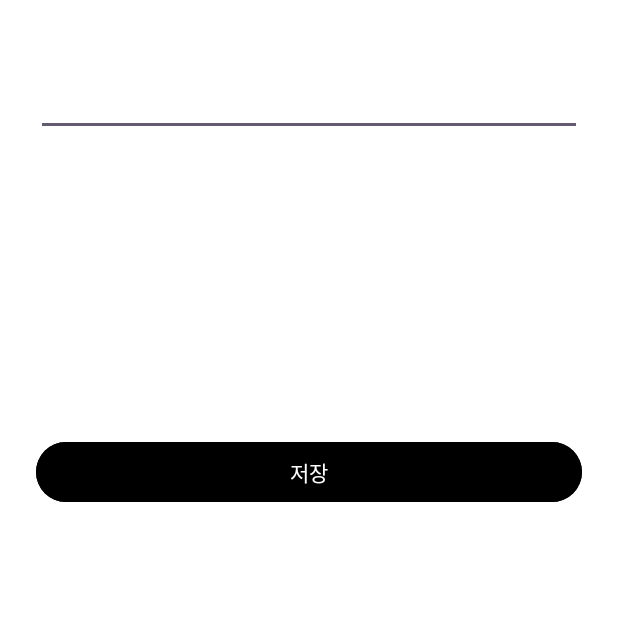
After one commit to 20210699/RunAway, an Android app: the AddMemoActivity screen opened directly, with no data from a screen before it, on a phone screen of 412 x 824 dp, the top half of it. The commit adds this screen. Run offline under Robolectric (Android 15) with nearby library versions, the light colour scheme and no system bars.

Commit message:
[Feat] Memo

```diff
--- /dev/null
+++ b/app/src/main/java/com/example/runaway/AddMemoActivity.kt
@@ -0,0 +1,40 @@
+package com.example.runaway
+
+import android.app.Activity
+import android.os.Bundle
+import android.util.Log
+import androidx.activity.enableEdgeToEdge
+import androidx.appcompat.app.AppCompatActivity
+import androidx.core.view.ViewCompat
+import androidx.core.view.WindowInsetsCompat
+import com.example.runaway.databinding.ActivityAddMemoBinding
+import java.io.File
+import java.io.OutputStreamWriter
+import java.text.SimpleDateFormat
+
+class AddMemoActivity : AppCompatActivity() {
+    lateinit var binding : ActivityAddMemoBinding
+    override fun onCreate(savedInstanceState: Bundle?) {
+        super.onCreate(savedInstanceState)
+        binding = ActivityAddMemoBinding.inflate(layoutInflater)
+        setContentView(binding.root)
+
+        var date = intent.getStringExtra("today")
+        binding.date.text = date
+
+        binding.btnSave.setOnClickListener {
+            val edt_srt = binding.addEditView.text.toString()
+            val intent = intent
+            intent.putExtra("result", edt_srt)
+            setResult(Activity.RESULT_OK, intent)
+
+            /// db에 저장하기
+            val db = DBHelper(this).writableDatabase
+            db.execSQL("insert into memo_t (memo,date) values (?,?)", arrayOf<String>(edt_srt, date.toString())) //테이블에 데이터 넣기
+            db.close()
+
+            finish()
+            true
+        }
+    }
+}
--- /dev/null
+++ b/app/src/main/java/com/example/runaway/Memo.kt
@@ -0,0 +1,3 @@
+package com.example.runaway
+
+data class Memo(val memo: String, val date : String)
--- /dev/null
+++ b/app/src/main/res/layout/activity_add_memo.xml
@@ -0,0 +1,32 @@
+<?xml version="1.0" encoding="utf-8"?>
+<LinearLayout xmlns:android="http://schemas.android.com/apk/res/android"
+    xmlns:app="http://schemas.android.com/apk/res-auto"
+    xmlns:tools="http://schemas.android.com/tools"
+    android:layout_width="match_parent"
+    android:layout_height="match_parent"
+    android:orientation="vertical"
+    android:padding="24dp"
+    android:background="@color/white">
+
+    <TextView
+        android:layout_width="match_parent"
+        android:layout_height="wrap_content"
+        android:text="memo 등록"
+        android:textSize="15dp"
+        android:id="@+id/date"
+        android:textColor="@android:color/darker_gray"/>
+
+    <EditText
+        android:id="@+id/add_editView"
+        android:layout_width="match_parent"
+        android:layout_height="wrap_content"
+        android:inputType="textMultiLine"/>
+
+    <Button
+        android:layout_width="match_parent"
+        android:layout_height="wrap_content"
+        android:text="저장"
+        android:id="@+id/btnSave"
+        android:layout_marginTop="200dp"
+        android:backgroundTint="@color/black"/>
+</LinearLayout>
--- a/app/src/main/res/layout/activity_main.xml
+++ b/app/src/main/res/layout/activity_main.xml
@@ -48,7 +48,7 @@
                             android:layout_width="match_parent"
                             android:layout_height="wrap_content"
                             android:hint="대피소 검색"
-                            android:textSize="18dp"
+                            android:textSize="16dp"
                             android:background="@android:color/transparent"/>
 
                     </androidx.cardview.widget.CardView>
--- a/app/src/main/res/menu/menu_navigation.xml
+++ b/app/src/main/res/menu/menu_navigation.xml
@@ -13,5 +13,9 @@
         android:id="@+id/item_setting"
         android:icon="@drawable/setting"
         android:title="설정"/>
+    <item
+        android:id="@+id/item_memo"
+        android:icon="@drawable/setting"
+        android:title="메모"/>
 
 </menu>
```
Also changed, not shown: app/src/main/AndroidManifest.xml (+10 -3 lines), app/src/main/java/com/example/runaway/BoardActivity.kt (+6 -2 lines), app/src/main/java/com/example/runaway/DBHelper.kt (added, +16 -0 lines), app/src/main/java/com/example/runaway/MainActivity.kt (+7 -0 lines), app/src/main/java/com/example/runaway/MemoActivity.kt (added, +62 -0 lines), app/src/main/java/com/example/runaway/MemoAdapter.kt (added, +24 -0 lines), app/src/main/res/layout/activity_memo.xml (added, +37 -0 lines), app/src/main/res/layout/item_comment.xml (+0 -7 lines), app/src/main/res/layout/item_memo.xml (added, +24 -0 lines).
